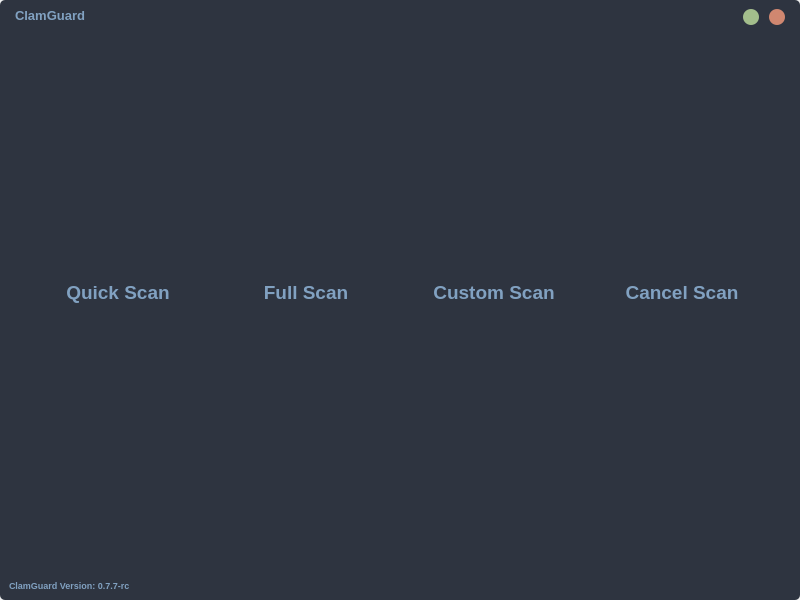
Old version of the form mainWindow.ui in the repository 5trange/ClamGuard.
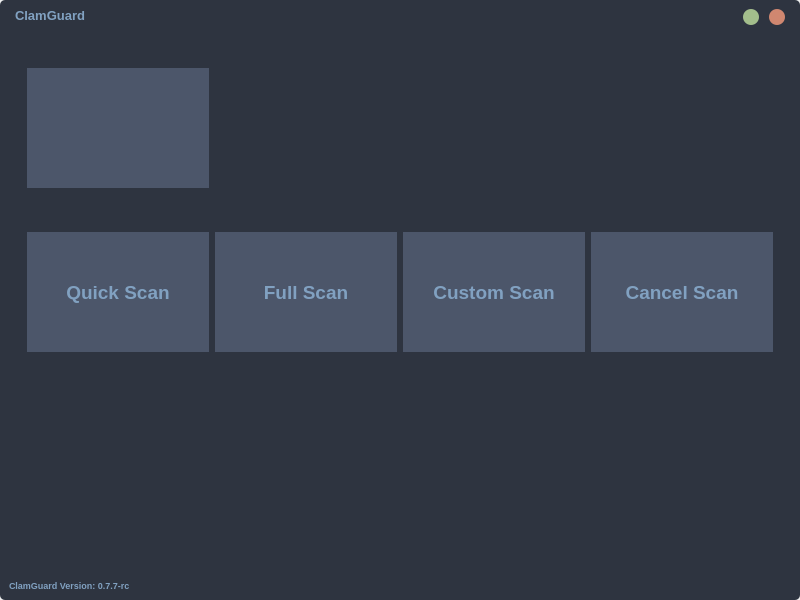
New version of the form. The open tabs and pages were chosen to show the change. Icons and pictures are not drawn.

What changed in the file:
```diff
--- a/mainWindow.ui
+++ b/mainWindow.ui
@@ -663,7 +663,9 @@
                   <string notr="true">QPushButton
 {
 	border: 0px solid #81a1c1;
+	border-radius: 0px;
 	color: #81a1c1;
+	background-color: #4c566a;
 }
 QPushButton:hover
 {
@@ -739,7 +741,9 @@
                     <string notr="true">QPushButton
 {
 	border: 0px solid #81a1c1;
+	border-radius: 0px;
 	color: #81a1c1;
+	background-color: #4c566a;
 }
 QPushButton:hover
 {
@@ -776,7 +780,9 @@
                     <string notr="true">QPushButton
 {
 	border: 0px solid #81a1c1;
+	border-radius: 0px;
 	color: #81a1c1;
+	background-color: #4c566a;
 }
 QPushButton:hover
 {
@@ -813,7 +819,9 @@
                     <string notr="true">QPushButton
 {
 	border: 0px solid #81a1c1;
+	border-radius: 0px;
 	color: #81a1c1;
+	background-color: #4c566a;
 }
 QPushButton:hover
 {
@@ -847,7 +855,9 @@
                     <string notr="true">QPushButton
 {
 	border: 0px solid #81a1c1;
+	border-radius: 0px;
 	color: #81a1c1;
+	background-color: #4c566a;
 }
 QPushButton:hover
 {
```
Left out of the diff: 16 changed lines with no effect on the pictures.
